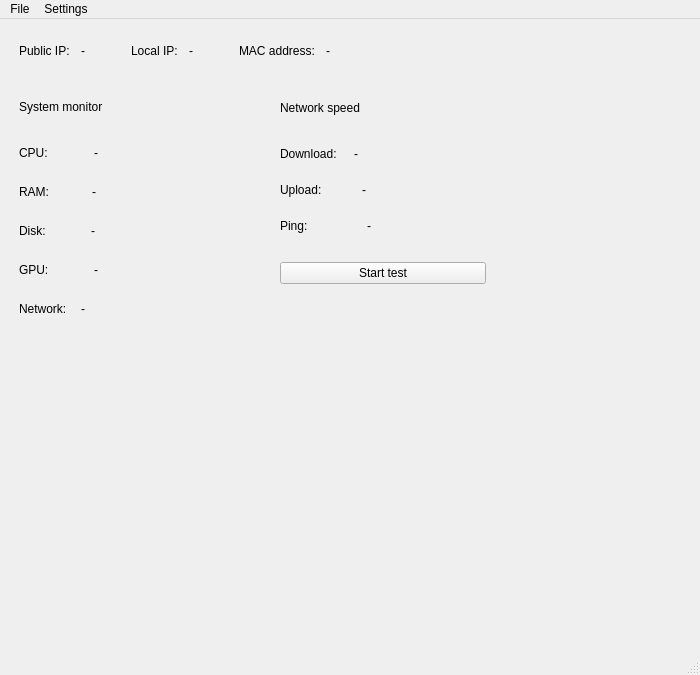
This is ui/design/monitor.ui in firstbobrov/SystemMonitoring as Qt 5 draws it before an edit. The edited form follows.
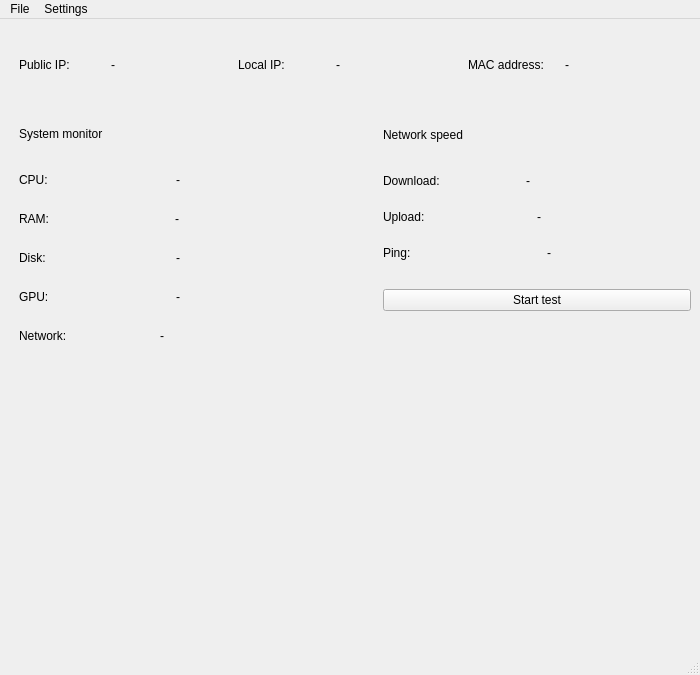
This is the edited form.

Patch:
```diff
--- a/ui/design/monitor.ui
+++ b/ui/design/monitor.ui
@@ -16,6 +16,12 @@
     <height>675</height>
    </size>
   </property>
+  <property name="maximumSize">
+   <size>
+    <width>700</width>
+    <height>717</height>
+   </size>
+  </property>
   <property name="windowTitle">
    <string>MainWindow</string>
   </property>
@@ -233,16 +239,13 @@
    <layout class="QVBoxLayout" name="verticalLayout_5">
     <item>
      <spacer name="verticalSpacer_11">
-      <property name="orientation">
-       <enum>Qt::Orientation::Vertical</enum>
-      </property>
       <property name="sizeType">
        <enum>QSizePolicy::Policy::Fixed</enum>
       </property>
       <property name="sizeHint" stdset="0">
        <size>
         <width>20</width>
-        <height>13</height>
+        <height>3</height>
        </size>
       </property>
      </spacer>
@@ -253,9 +256,6 @@
        <layout class="QHBoxLayout" name="horizontalLayout_9">
         <item>
          <spacer name="horizontalSpacer_20">
-          <property name="orientation">
-           <enum>Qt::Orientation::Horizontal</enum>
-          </property>
           <property name="sizeType">
            <enum>QSizePolicy::Policy::Fixed</enum>
           </property>
@@ -276,9 +276,6 @@
         </item>
         <item>
          <spacer name="horizontalSpacer_9">
-          <property name="orientation">
-           <enum>Qt::Orientation::Horizontal</enum>
-          </property>
           <property name="sizeType">
            <enum>QSizePolicy::Policy::Fixed</enum>
           </property>
@@ -301,11 +298,8 @@
       </item>
       <item>
        <spacer name="horizontalSpacer_16">
-        <property name="orientation">
-         <enum>Qt::Orientation::Horizontal</enum>
-        </property>
         <property name="sizeType">
-         <enum>QSizePolicy::Policy::Preferred</enum>
+         <enum>QSizePolicy::Fixed</enum>
         </property>
         <property name="sizeHint" stdset="0">
          <size>
@@ -326,9 +320,6 @@
         </item>
         <item>
          <spacer name="horizontalSpacer_10">
-          <property name="orientation">
-           <enum>Qt::Orientation::Horizontal</enum>
-          </property>
           <property name="sizeType">
            <enum>QSizePolicy::Policy::Fixed</enum>
           </property>
@@ -351,11 +342,8 @@
       </item>
       <item>
        <spacer name="horizontalSpacer_17">
-        <property name="orientation">
-         <enum>Qt::Orientation::Horizontal</enum>
-        </property>
         <property name="sizeType">
-         <enum>QSizePolicy::Policy::Preferred</enum>
+         <enum>QSizePolicy::Fixed</enum>
         </property>
         <property name="sizeHint" stdset="0">
          <size>
@@ -376,9 +364,6 @@
         </item>
         <item>
          <spacer name="horizontalSpacer_11">
-          <property name="orientation">
-           <enum>Qt::Orientation::Horizontal</enum>
-          </property>
           <property name="sizeType">
            <enum>QSizePolicy::Policy::Fixed</enum>
           </property>
@@ -401,9 +386,6 @@
       </item>
       <item>
        <spacer name="horizontalSpacer_19">
-        <property name="orientation">
-         <enum>Qt::Orientation::Horizontal</enum>
-        </property>
         <property name="sizeHint" stdset="0">
          <size>
           <width>40</width>
@@ -416,16 +398,13 @@
     </item>
     <item>
      <spacer name="verticalSpacer_10">
-      <property name="orientation">
-       <enum>Qt::Orientation::Vertical</enum>
-      </property>
       <property name="sizeType">
        <enum>QSizePolicy::Policy::Fixed</enum>
       </property>
       <property name="sizeHint" stdset="0">
        <size>
         <width>20</width>
-        <height>30</height>
+        <height>20</height>
        </size>
       </property>
      </spacer>
@@ -434,9 +413,6 @@
      <layout class="QHBoxLayout" name="horizontalLayout_15">
       <item>
        <spacer name="horizontalSpacer_22">
-        <property name="orientation">
-         <enum>Qt::Orientation::Horizontal</enum>
-        </property>
         <property name="sizeType">
          <enum>QSizePolicy::Policy::Fixed</enum>
         </property>
@@ -454,9 +430,6 @@
          <layout class="QHBoxLayout" name="horizontalLayout_12">
           <item>
            <spacer name="horizontalSpacer_12">
-            <property name="orientation">
-             <enum>Qt::Orientation::Horizontal</enum>
-            </property>
             <property name="sizeType">
              <enum>QSizePolicy::Policy::Fixed</enum>
             </property>
@@ -477,9 +450,6 @@
           </item>
           <item>
            <spacer name="horizontalSpacer_13">
-            <property name="orientation">
-             <enum>Qt::Orientation::Horizontal</enum>
-            </property>
             <property name="sizeHint" stdset="0">
              <size>
               <width>40</width>
@@ -492,9 +462,6 @@
         </item>
         <item>
          <spacer name="verticalSpacer_5">
-          <property name="orientation">
-           <enum>Qt::Orientation::Vertical</enum>
-          </property>
           <property name="sizeType">
            <enum>QSizePolicy::Policy::Fixed</enum>
           </property>
@@ -519,9 +486,6 @@
             </item>
             <item>
              <spacer name="horizontalSpacer_48">
-              <property name="orientation">
-               <enum>Qt::Orientation::Horizontal</enum>
-              </property>
               <property name="sizeType">
                <enum>QSizePolicy::Policy::Fixed</enum>
               </property>
@@ -542,9 +506,6 @@
             </item>
             <item>
              <spacer name="horizontalSpacer_49">
-              <property name="orientation">
-               <enum>Qt::Orientation::Horizontal</enum>
-              </property>
               <property name="sizeHint" stdset="0">
                <size>
                 <width>40</width>
@@ -557,9 +518,6 @@
           </item>
           <item>
            <spacer name="verticalSpacer_15">
-            <property name="orientation">
-             <enum>Qt::Orientation::Vertical</enum>
-            </property>
             <property name="sizeType">
              <enum>QSizePolicy::Policy::Fixed</enum>
             </property>
@@ -582,9 +540,6 @@
             </item>
             <item>
              <spacer name="horizontalSpacer_50">
-              <property name="orientation">
-               <enum>Qt::Orientation::Horizontal</enum>
-              </property>
               <property name="sizeType">
                <enum>QSizePolicy::Policy::Fixed</enum>
               </property>
@@ -605,9 +560,6 @@
             </item>
             <item>
              <spacer name="horizontalSpacer_51">
-              <property name="orientation">
-               <enum>Qt::Orientation::Horizontal</enum>
-              </property>
               <property name="sizeHint" stdset="0">
                <size>
                 <width>40</width>
@@ -620,9 +572,6 @@
           </item>
           <item>
            <spacer name="verticalSpacer_16">
-            <property name="orientation">
-             <enum>Qt::Orientation::Vertical</enum>
-            </property>
             <property name="sizeType">
              <enum>QSizePolicy::Policy::Fixed</enum>
             </property>
@@ -645,9 +594,6 @@
             </item>
             <item>
              <spacer name="horizontalSpacer_52">
-              <property name="orientation">
-               <enum>Qt::Orientation::Horizontal</enum>
-              </property>
               <property name="sizeType">
                <enum>QSizePolicy::Policy::Fixed</enum>
               </property>
@@ -668,9 +614,6 @@
             </item>
             <item>
              <spacer name="horizontalSpacer_53">
-              <property name="orientation">
-               <enum>Qt::Orientation::Horizontal</enum>
-              </property>
               <property name="sizeHint" stdset="0">
                <size>
                 <width>40</width>
@@ -683,9 +626,6 @@
           </item>
           <item>
            <spacer name="verticalSpacer_17">
-            <property name="orientation">
-             <enum>Qt::Orientation::Vertical</enum>
-            </property>
             <property name="sizeType">
              <enum>QSizePolicy::Policy::Fixed</enum>
             </property>
@@ -708,9 +648,6 @@
             </item>
             <item>
              <spacer name="horizontalSpacer_54">
-              <property name="orientation">
-               <enum>Qt::Orientation::Horizontal</enum>
-              </property>
               <property name="sizeType">
                <enum>QSizePolicy::Policy::Fixed</enum>
               </property>
@@ -731,9 +668,6 @@
             </item>
             <item>
              <spacer name="horizontalSpacer_55">
-              <property name="orientation">
-               <enum>Qt::Orientation::Horizontal</enum>
-              </property>
               <property name="sizeHint" stdset="0">
                <size>
                 <width>40</width>
@@ -746,9 +680,6 @@
           </item>
           <item>
            <spacer name="verticalSpacer_18">
-            <property name="orientation">
-             <enum>Qt::Orientation::Vertical</enum>
-            </property>
             <property name="sizeType">
              <enum>QSizePolicy::Policy::Fixed</enum>
             </property>
@@ -771,9 +702,6 @@
             </item>
             <item>
              <spacer name="horizontalSpacer_56">
-              <property name="orientation">
-               <enum>Qt::Orientation::Horizontal</enum>
-              </property>
               <property name="sizeType">
                <enum>QSizePolicy::Policy::Fixed</enum>
               </property>
@@ -794,9 +722,6 @@
             </item>
             <item>
              <spacer name="horizontalSpacer_57">
-              <property name="orientation">
-               <enum>Qt::Orientation::Horizontal</enum>
-              </property>
               <property name="sizeHint" stdset="0">
                <size>
                 <width>40</width>
@@ -811,9 +736,6 @@
         </item>
         <item>
          <spacer name="verticalSpacer_14">
-          <property name="orientation">
-           <enum>Qt::Orientation::Vertical</enum>
-          </property>
           <property name="sizeType">
            <enum>QSizePolicy::Policy::Fixed</enum>
           </property>
@@ -829,9 +751,6 @@
       </item>
       <item>
        <spacer name="horizontalSpacer_18">
-        <property name="orientation">
-         <enum>Qt::Orientation::Horizontal</enum>
-        </property>
         <property name="sizeType">
          <enum>QSizePolicy::Policy::Fixed</enum>
         </property>
@@ -849,9 +768,6 @@
          <layout class="QHBoxLayout" name="horizontalLayout_13">
           <item>
            <spacer name="horizontalSpacer_14">
-            <property name="orientation">
-             <enum>Qt::Orientation::Horizontal</enum>
-            </property>
             <property name="sizeType">
              <enum>QSizePolicy::Policy::Fixed</enum>
             </property>
@@ -872,9 +788,6 @@
           </item>
           <item>
            <spacer name="horizontalSpacer_15">
-            <property name="orientation">
-             <enum>Qt::Orientation::Horizontal</enum>
-            </property>
             <property name="sizeHint" stdset="0">
              <size>
               <width>40</width>
@@ -887,9 +800,6 @@
         </item>
         <item>
          <spacer name="verticalSpacer_6">
-          <property name="orientation">
-           <enum>Qt::Orientation::Vertical</enum>
-          </property>
           <property name="sizeType">
            <enum>QSizePolicy::Policy::Fixed</enum>
           </property>
@@ -914,9 +824,6 @@
             </item>
             <item>
              <spacer name="horizontalSpacer_6">
-              <property name="orientation">
-               <enum>Qt::Orientation::Horizontal</enum>
-              </property>
               <property name="sizeType">
                <enum>QSizePolicy::Policy::Fixed</enum>
               </property>
@@ -937,9 +844,6 @@
             </item>
             <item>
              <spacer name="horizontalSpacer">
-              <property name="orientation">
-               <enum>Qt::Orientation::Horizontal</enum>
-              </property>
               <property name="sizeHint" stdset="0">
                <size>
                 <width>40</width>
@@ -952,9 +856,6 @@
           </item>
           <item>
            <spacer name="verticalSpacer_7">
-            <property name="orientation">
-             <enum>Qt::Orientation::Vertical</enum>
-            </property>
             <property name="sizeType">
              <enum>QSizePolicy::Policy::Fixed</enum>
             </property>
@@ -977,9 +878,6 @@
             </item>
             <item>
              <spacer name="horizontalSpacer_7">
-              <property name="orientation">
-               <enum>Qt::Orientation::Horizontal</enum>
-              </property>
               <property name="sizeType">
                <enum>QSizePolicy::Policy::Fixed</enum>
               </property>
@@ -1000,9 +898,6 @@
             </item>
             <item>
              <spacer name="horizontalSpacer_2">
-              <property name="orientation">
-               <enum>Qt::Orientation::Horizontal</enum>
-              </property>
               <property name="sizeHint" stdset="0">
                <size>
                 <width>40</width>
@@ -1015,9 +910,6 @@
           </item>
           <item>
            <spacer name="verticalSpacer_8">
-            <property name="orientation">
-             <enum>Qt::Orientation::Vertical</enum>
-            </property>
             <property name="sizeType">
              <enum>QSizePolicy::Policy::Fixed</enum>
             </property>
@@ -1040,9 +932,6 @@
             </item>
             <item>
              <spacer name="horizontalSpacer_8">
-              <property name="orientation">
-               <enum>Qt::Orientation::Horizontal</enum>
-              </property>
               <property name="sizeType">
                <enum>QSizePolicy::Policy::Fixed</enum>
               </property>
@@ -1063,9 +952,6 @@
             </item>
             <item>
              <spacer name="horizontalSpacer_3">
-              <property name="orientation">
-               <enum>Qt::Orientation::Horizontal</enum>
-              </property>
               <property name="sizeHint" stdset="0">
                <size>
                 <width>40</width>
@@ -1080,9 +966,6 @@
         </item>
         <item>
          <spacer name="verticalSpacer_9">
-          <property name="orientation">
-           <enum>Qt::Orientation::Vertical</enum>
-          </property>
           <property name="sizeType">
            <enum>QSizePolicy::Policy::Fixed</enum>
           </property>
@@ -1103,9 +986,6 @@
         </item>
         <item>
          <spacer name="verticalSpacer_13">
-          <property name="orientation">
-           <enum>Qt::Orientation::Vertical</enum>
-          </property>
           <property name="sizeType">
            <enum>QSizePolicy::Policy::Fixed</enum>
           </property>
@@ -1121,11 +1001,8 @@
       </item>
       <item>
        <spacer name="horizontalSpacer_21">
-        <property name="orientation">
-         <enum>Qt::Orientation::Horizontal</enum>
-        </property>
         <property name="sizeType">
-         <enum>QSizePolicy::Policy::MinimumExpanding</enum>
+         <enum>QSizePolicy::Fixed</enum>
         </property>
         <property name="sizeHint" stdset="0">
          <size>
@@ -1139,9 +1016,6 @@
     </item>
     <item>
      <spacer name="verticalSpacer_19">
-      <property name="orientation">
-       <enum>Qt::Orientation::Vertical</enum>
-      </property>
       <property name="sizeType">
        <enum>QSizePolicy::Policy::Fixed</enum>
       </property>
@@ -1157,9 +1031,6 @@
      <layout class="QHBoxLayout" name="horizontalLayout">
       <item>
        <spacer name="horizontalSpacer_4">
-        <property name="orientation">
-         <enum>Qt::Orientation::Horizontal</enum>
-        </property>
         <property name="sizeType">
          <enum>QSizePolicy::Policy::Fixed</enum>
         </property>
@@ -1183,9 +1054,6 @@
       </item>
       <item>
        <spacer name="horizontalSpacer_5">
-        <property name="orientation">
-         <enum>Qt::Orientation::Horizontal</enum>
-        </property>
         <property name="sizeHint" stdset="0">
          <size>
           <width>40</width>
@@ -1198,9 +1066,6 @@
     </item>
     <item>
      <spacer name="verticalSpacer_12">
-      <property name="orientation">
-       <enum>Qt::Orientation::Vertical</enum>
-      </property>
       <property name="sizeHint" stdset="0">
        <size>
         <width>20</width>
```
Left out of the diff: 93 changed lines with no effect on the pictures.
